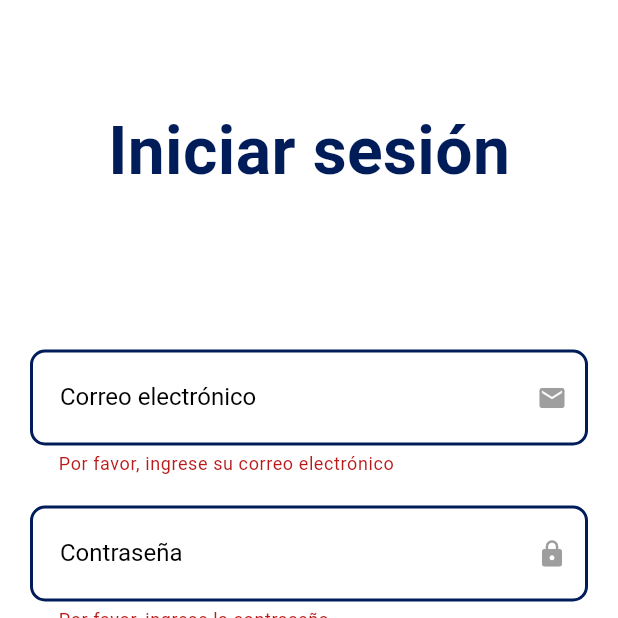
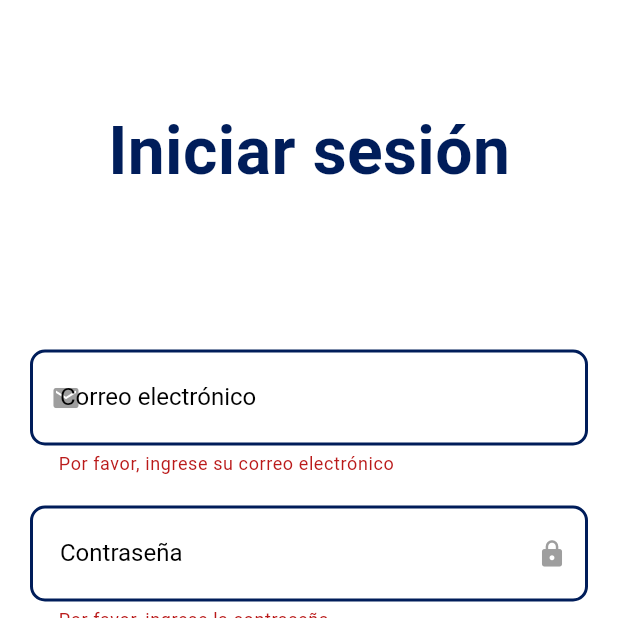
Before and after one commit to ericksebastian2003/aplicacion_tesis, a Flutter app: the screen it shows after launch, after a tap on "Ingresar", on a phone screen of 412 x 824 dp, the top half of it. Run offline on Flutter 3.47's test engine with Material 3 defaults, Android fonts, the phone set to English and light mode, and no system bars; our stand-ins replace cloud_firestore, firebase_auth, firebase_core, shared_preferences; accounts and stored records are empty; network calls fail.

Commit message:
Aumento de la funcionalidad en incio de sesión , Añadir la opcion  Reservas

```diff
--- a/lib/features/auth/widgets/login_screen.dart
+++ b/lib/features/auth/widgets/login_screen.dart
@@ -1,3 +1,5 @@
+import 'package:cloud_firestore/cloud_firestore.dart';
+import 'package:firebase_auth/firebase_auth.dart';
 import 'package:flutter/material.dart';
 import 'package:hotels/features/host/dashboard/host_dashboard.dart';
 import 'package:shared_preferences/shared_preferences.dart';
@@ -25,7 +27,8 @@ class _LoginScreenState extends State<LoginScreen> {
   //WhatshApp
   final String phoneNumber = '593969939834';
   final String message = 'Necesito información de este alojamiento';
-
+  //Variable de firebase
+  final FirebaseAuth _auth = FirebaseAuth.instance;
 
   final authService = AuthService();
 
@@ -53,6 +56,34 @@ class _LoginScreenState extends State<LoginScreen> {
   Future<void> saveEmail(String correo) async {
     final prefs = await SharedPreferences.getInstance();
     await prefs.setString('_correo', correo);
+  }
+  void loginWithFirebase() async{
+    if(!_formKey.currentState!.validate()) return;
+    setState(() => loading = true);
+    try{
+        UserCredential userCredential = await _auth.signInWithEmailAndPassword(
+          email: _emailController.text.trim(),
+          password: _passwordController.text.trim(),
+        );
+        //usuario
+        final user = userCredential.user;
+        if(user != null){
+          // roles están almacenados en Firestore:
+          final userDoc = await FirebaseFirestore.instance.collection('usuarios').doc(user.uid).get();
+          final rol = userDoc['rol'];
+          final nombreCompleto = '${userDoc['nombre']} ${userDoc['apellido']}';
+          handleLoginSuccess(user.email!, rol, nombreCompleto);
+        }
+    }
+    on FirebaseAuthException catch(e){
+      ScaffoldMessenger.of(context).showSnackBar(
+        SnackBar(content:
+        Text(e.message ?? 'Error de autenticaciom ')),
+      );
+    }
+    finally{
+      setState(() => loading = false);
+    }
   }
   /*Future<void> _openWhatsApp() async {
   final String phoneNumber = '593987654321';
@@ -178,7 +209,7 @@ void login() async {
                         style: TextStyle(color: Colors.black),
                         decoration: InputDecoration(
                           contentPadding: const EdgeInsets.symmetric(vertical: 20, horizontal: 15),
-                          suffixIcon: Icon(Icons.email, size: 20, color: _emailFocusNode.hasFocus ? colorPrimary : Colors.grey),
+                          prefixIcon: Icon(Icons.email, size: 20, color: _emailFocusNode.hasFocus ? colorPrimary : Colors.grey),
                           filled: true,
                           fillColor: Colors.white,
                           enabledBorder: OutlineInputBorder(borderRadius: BorderRadius.circular(10), borderSide: const BorderSide(color: Color(0xFF727374), width: 2)),
@@ -234,7 +265,7 @@ void login() async {
                           width: double.infinity,
                           height: 55,
                           child: ElevatedButton(
-                            onPressed: login,
+                            onPressed: loginWithFirebase,
                             style: ElevatedButton.styleFrom(
                               backgroundColor: colorPrimary,
                               shape: RoundedRectangleBorder(borderRadius: BorderRadius.circular(12)),
--- a/lib/features/guest/dashboard/guest_dashboard.dart
+++ b/lib/features/guest/dashboard/guest_dashboard.dart
@@ -22,6 +22,7 @@ class _GuestDashboardState extends State<GuestDashboard>{
     final List<Widget> _pages =[
     ExploreScreen(),
     Center(child: Text('Favoritos')),
+    Center(child: Text('Reservas')),
     AccountScreen(nombre: widget.correo , rol: widget.rol,),
   ];
     return Scaffold(
@@ -54,6 +55,10 @@ Widget userNavigationBar({required int currentIndex , required Function(int) onT
               icon: Icon(Icons.favorite_outline),
               label: 'Favoritos'),
             NavigationDestination(
+              selectedIcon: Icon(Icons.home_repair_service),
+              icon: Icon(Icons.home_repair_service_outlined),
+              label: 'Reservas'),
+            NavigationDestination(
               selectedIcon: Icon(Icons.person_2),
               icon: Icon(Icons.person_2_outlined),
               label: 'Cuenta'),
--- a/lib/features/guest/explore/widgets/detail_pays.dart
+++ b/lib/features/guest/explore/widgets/detail_pays.dart
@@ -1,8 +1,8 @@
 import 'package:flutter/material.dart';
-import '../../../../data/models/Destino.dart';
+import '../../../../data/models/Alojamientos.dart';
 
 class DetailPays extends StatelessWidget {
-  final Destino destino;
+  final Alojamientos destino;
 
   const DetailPays({
     super.key,
--- a/lib/features/guest/explore/widgets/detail_screen.dart
+++ b/lib/features/guest/explore/widgets/detail_screen.dart
@@ -1,9 +1,9 @@
 import 'package:flutter/material.dart';
 import 'package:hotels/features/guest/explore/widgets/detail_pays.dart';
 
-import '../../../../data/models/Destino.dart';
+import '../../../../data/models/Alojamientos.dart';
 class DetailScreen extends StatelessWidget{
-  final Destino destino;
+  final Alojamientos destino;
   const DetailScreen({
     super.key,
     required this.destino,
--- a/lib/features/host/advertisements/widgets/create_accomodation_screen.dart
+++ b/lib/features/host/advertisements/widgets/create_accomodation_screen.dart
@@ -1,5 +1,5 @@
 import 'package:flutter/material.dart';
-import 'package:hotels/data/models/Destino.dart';
+import 'package:hotels/data/models/Alojamientos.dart';
 
 
 class CreateAccomadationScreen extends StatelessWidget{
--- a/lib/features/host/advertisements/widgets/detail_accomodation.dart
+++ b/lib/features/host/advertisements/widgets/detail_accomodation.dart
@@ -1,8 +1,8 @@
 import 'package:flutter/material.dart';
-import '../../../../data/models/Destino.dart';
+import '../../../../data/models/Alojamientos.dart';
 
 class DetailAccomodation extends StatelessWidget{
-  final Destino accommodation;
+  final Alojamientos accommodation;
   const DetailAccomodation({
     super.key,
     required this.accommodation,
--- a/lib/main.dart
+++ b/lib/main.dart
@@ -5,8 +5,17 @@ import 'features/admin/dashboard/admin_dashboard.dart';
 import 'features/auth/widgets/login_screen.dart';
 import 'providers/session_provider.dart';
 import 'package:provider/provider.dart';
+
+//Importacionde Firebase
+import 'package:firebase_core/firebase_core.dart';
 void main() async {
+
+
   WidgetsFlutterBinding.ensureInitialized();
+
+  //iniclaizacion de Foirebase
+  await Firebase.initializeApp();
+
   final sessionProvider = SessionProvider();
   await sessionProvider.loadSessionFromPrefs();
 
```
Also changed, not shown: lib/data/models/Alojamientos.dart (renamed from lib/data/models/Destino.dart, +26 -6 lines), lib/features/auth/widgets/register_screen.dart (+60 -1 lines), lib/features/guest/explore/explore_screen.dart (+88 -25 lines), lib/features/guest/explore/services/obtener_datos.dart (+4 -4 lines), lib/features/host/advertisements/advertisements_screen.dart (+4 -4 lines), lib/features/host/advertisements/services/get_accomodations.dart (+4 -4 lines), pubspec.yaml (+22 -1 lines), firebase.json (added), lib/firebase_options.dart (added), pubspec.lock, 6 other files.
